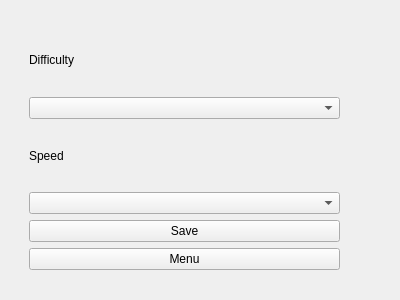
Above: src/settingspage.ui from Chepik/SpaceInvaders before the change. Below: the same form after it.
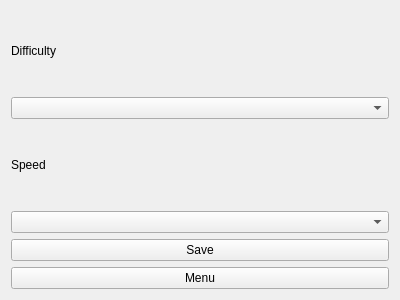
That is the form after the change.

Commit message: fix layout for menu and settings pages

What changed in the file:
```diff
--- a/src/settingspage.ui
+++ b/src/settingspage.ui
@@ -13,16 +13,9 @@
   <property name="windowTitle">
    <string>Form</string>
   </property>
-  <widget class="QWidget" name="verticalLayoutWidget">
-   <property name="geometry">
-    <rect>
-     <x>29</x>
-     <y>29</y>
-     <width>311</width>
-     <height>241</height>
-    </rect>
-   </property>
    <layout class="QVBoxLayout" name="verticalLayout">
+   <item>
+    <layout class="QVBoxLayout" name="verticalLayout_2">
     <property name="sizeConstraint">
      <enum>QLayout::SetMaximumSize</enum>
     </property>
@@ -61,7 +54,8 @@
      </widget>
     </item>
    </layout>
-  </widget>
+   </item>
+  </layout>
  </widget>
  <resources/>
  <connections/>
```
Lines whose indentation alone changed are shown as unchanged. The commit also changes 1 other file.
